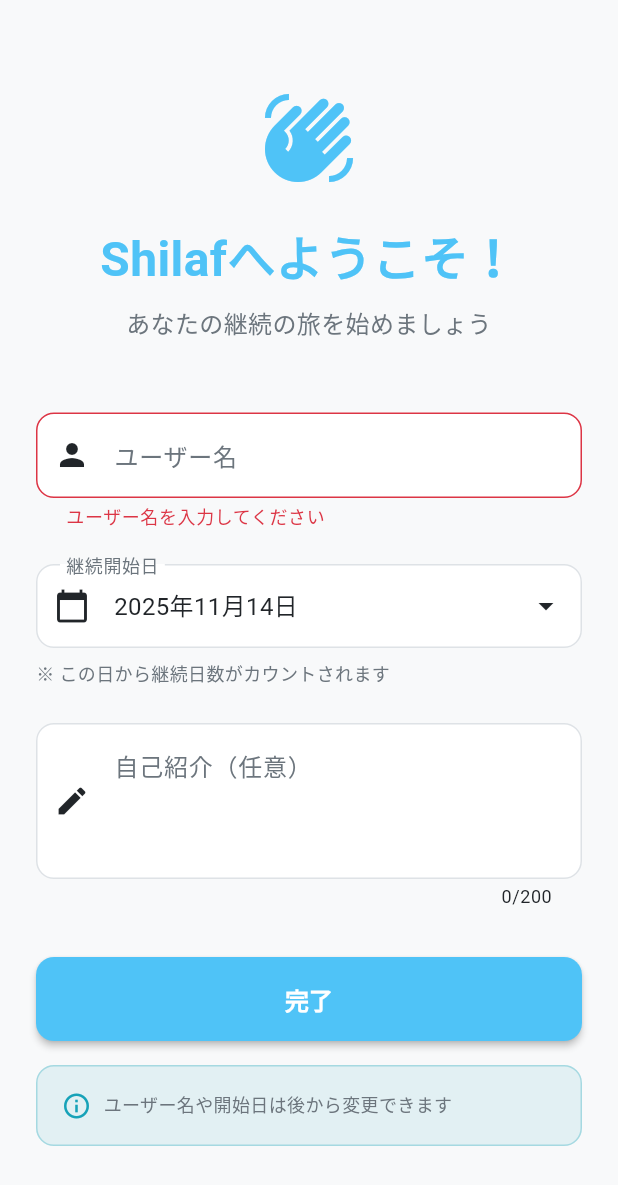
After one commit to miz8462/shilaf, a Flutter app: the OnboardingPage screen opened by its route, after a tap on "完了", on a phone screen of 412 x 824 dp. The commit adds this screen. Shown: the top 1185 px of the screen. Run offline on Flutter 3.47's test engine with Material 3 defaults, Android fonts, the light colour scheme and no system bars; our stand-ins replace flutter_dotenv, flutter_riverpod, go_router, google_sign_in, supabase_flutter; accounts and stored records are empty.

Commit message:
feat(onboarding): 初期設定画面を追加 fix(router): 初期設定画面のルーティングを追加

```diff
--- a/lib/core/router/app_router.dart
+++ b/lib/core/router/app_router.dart
@@ -1,14 +1,15 @@
 import 'package:flutter/material.dart';
+import 'package:flutter_riverpod/flutter_riverpod.dart';
 import 'package:go_router/go_router.dart';
-import 'package:flutter_riverpod/flutter_riverpod.dart';
-
 // 画面のインポート
-import '../../features/auth/presentation/pages/login_page.dart';
-import '../../features/auth/presentation/pages/signup_page.dart';
-import '../../features/home/presentation/pages/home_page.dart';
-
+import 'package:shilaf/features/auth/presentation/pages/login_page.dart';
+import 'package:shilaf/features/auth/presentation/pages/signup_page.dart';
 // 認証プロバイダーのインポート
-import '../../features/auth/providers/auth_provider.dart';
+import 'package:shilaf/features/auth/providers/auth_provider.dart';
+import 'package:shilaf/features/home/presentation/pages/home_page.dart';
+import 'package:shilaf/features/profile/presentation/pages/onboarding_page.dart';
+// ユーザープロバイダーのインポート（追加）
+import 'package:shilaf/features/profile/providers/user_provider.dart';
 
 /// ルーターのプロバイダー
 /// アプリ全体のルーティングを管理する
@@ -23,27 +24,40 @@
     // デバッグモード（開発中はtrueにすると遷移ログが見れる）
     debugLogDiagnostics: true,
 
-    // リダイレクト処理（認証チェック）
+    // リダイレクト処理（認証チェック + 初期設定チェック）
     // 画面遷移のたびに呼ばれる
-    redirect: (BuildContext context, GoRouterState state) {
+    redirect: (BuildContext context, GoRouterState state) async {
       // 認証状態を取得
       final isAuthenticated = authState.asData?.value.session != null;
+
+      // 初期設定完了状態を取得
+      final hasCompletedOnboarding = isAuthenticated
+          ? await ref.read(hasCompletedOnboardingProvider.future)
+          : false;
 
       // 現在アクセスしようとしているパス
       final isGoingToLogin = state.matchedLocation == '/login';
       final isGoingToSignup = state.matchedLocation == '/signup';
+      final isGoingToOnboarding = state.matchedLocation == '/onboarding';
 
-      // 【ケース1】未認証なのに認証が必要な画面にアクセスしようとした場合
+      // 【優先順位1】未認証なのに認証が必要な画面にアクセスしようとした場合
       if (!isAuthenticated && !isGoingToLogin && !isGoingToSignup) {
         return '/login'; // ログイン画面にリダイレクト
       }
 
-      // 【ケース2】認証済みなのにログイン画面にアクセスしようとした場合
-      if (isAuthenticated && (isGoingToLogin || isGoingToSignup)) {
+      // 【優先順位2】認証済みだが初期設定未完了
+      if (isAuthenticated && !hasCompletedOnboarding && !isGoingToOnboarding) {
+        return '/onboarding'; // 初期設定画面にリダイレクト
+      }
+
+      // 【優先順位3】認証済み & 初期設定完了なのにログイン画面にアクセス
+      if (isAuthenticated &&
+          hasCompletedOnboarding &&
+          (isGoingToLogin || isGoingToSignup || isGoingToOnboarding)) {
         return '/home'; // ホーム画面にリダイレクト
       }
 
-      // 【ケース3】問題なし（リダイレクト不要）
+      // 【優先順位4】問題なし（リダイレクト不要）
       return null;
     },
 
@@ -76,6 +90,16 @@
       // ========================
       // 認証後の画面（認証必須）
       // ========================
+
+      /// 初期設定画面
+      /// パス: /onboarding
+      GoRoute(
+        path: '/onboarding',
+        name: 'onboarding',
+        builder: (BuildContext context, GoRouterState state) {
+          return const OnboardingPage();
+        },
+      ),
 
       /// ホーム画面
       /// パス: /home
--- /dev/null
+++ b/lib/features/profile/presentation/pages/onboarding_page.dart
@@ -0,0 +1,276 @@
+import 'package:flutter/material.dart';
+import 'package:flutter_riverpod/flutter_riverpod.dart';
+import 'package:shilaf/core/constants/app_color.dart';
+import 'package:shilaf/features/profile/providers/user_provider.dart';
+import 'package:shilaf/features/streaks/providers/streak_provider.dart';
+
+class OnboardingPage extends ConsumerStatefulWidget {
+  const OnboardingPage({super.key});
+
+  @override
+  ConsumerState<OnboardingPage> createState() => _OnboardingPageState();
+}
+
+class _OnboardingPageState extends ConsumerState<OnboardingPage> {
+  final _formKey = GlobalKey<FormState>();
+  final _usernameController = TextEditingController();
+  final _bioController = TextEditingController();
+
+  DateTime _selectedDate = DateTime.now();
+  bool _isLoading = false;
+
+  @override
+  void dispose() {
+    _usernameController.dispose();
+    _bioController.dispose();
+    super.dispose();
+  }
+
+  /// 日付選択ダイアログを表示
+  Future<void> _selectDate(BuildContext context) async {
+    final DateTime? picked = await showDatePicker(
+      context: context,
+      initialDate: _selectedDate,
+      firstDate: DateTime(2000), // 2000年から
+      lastDate: DateTime.now(), // 今日まで
+      locale: const Locale('ja', 'JP'),
+      helpText: '継続開始日を選択',
+      cancelText: 'キャンセル',
+      confirmText: '決定',
+    );
+
+    if (picked != null && picked != _selectedDate) {
+      setState(() {
+        _selectedDate = picked;
+      });
+    }
+  }
+
+  /// 初期設定を完了（データ保存）
+  Future<void> _completeOnboarding() async {
+    if (!_formKey.currentState!.validate()) {
+      return;
+    }
+
+    setState(() {
+      _isLoading = true;
+    });
+
+    try {
+      // 1. ユーザーデータを作成
+      await ref.read(userNotifierProvider.notifier).createUser(
+            username: _usernameController.text.trim(),
+            bio: _bioController.text.trim().isEmpty
+                ? null
+                : _bioController.text.trim(),
+          );
+
+      // エラーチェック
+      final userState = ref.read(userNotifierProvider);
+      if (userState.hasError) {
+        throw userState.error!;
+      }
+
+      // 2. 継続記録を作成
+      await ref.read(streakNotifierProvider.notifier).createInitialStreak(
+            sobrietyStartDate: _selectedDate,
+          );
+
+      // エラーチェック
+      final streakState = ref.read(streakNotifierProvider);
+      if (streakState.hasError) {
+        throw streakState.error!;
+      }
+
+      // 成功メッセージ
+      if (mounted) {
+        ScaffoldMessenger.of(context).showSnackBar(
+          const SnackBar(
+            content: Text('初期設定が完了しました！'),
+            backgroundColor: AppColors.success,
+          ),
+        );
+      }
+
+      // ルーティングが自動的に /home にリダイレクトする
+      // （hasCompletedOnboardingProviderが true になるため）
+    } catch (error) {
+      // エラー表示
+      if (mounted) {
+        ScaffoldMessenger.of(context).showSnackBar(
+          SnackBar(
+            content: Text('エラー: $error'),
+            backgroundColor: AppColors.error,
+          ),
+        );
+      }
+    } finally {
+      if (mounted) {
+        setState(() {
+          _isLoading = false;
+        });
+      }
+    }
+  }
+
+  @override
+  Widget build(BuildContext context) {
+    return Scaffold(
+      body: SafeArea(
+        child: Center(
+          child: SingleChildScrollView(
+            padding: const EdgeInsets.all(24.0),
+            child: Form(
+              key: _formKey,
+              child: Column(
+                mainAxisAlignment: MainAxisAlignment.center,
+                crossAxisAlignment: CrossAxisAlignment.stretch,
+                children: [
+                  // ウェルカムメッセージ
+                  const Icon(
+                    Icons.waving_hand,
+                    size: 64,
+                    color: AppColors.primary,
+                  ),
+                  const SizedBox(height: 24),
+                  const Text(
+                    'Shilafへようこそ！',
+                    style: TextStyle(
+                      fontSize: 32,
+                      fontWeight: FontWeight.bold,
+                      color: AppColors.primary,
+                    ),
+                    textAlign: TextAlign.center,
+                  ),
+                  const SizedBox(height: 8),
+                  const Text(
+                    'あなたの継続の旅を始めましょう',
+                    style: TextStyle(
+                      fontSize: 16,
+                      color: AppColors.textSecondary,
+                    ),
+                    textAlign: TextAlign.center,
+                  ),
+                  const SizedBox(height: 48),
+
+                  // ユーザー名入力
+                  TextFormField(
+                    controller: _usernameController,
+                    decoration: const InputDecoration(
+                      labelText: 'ユーザー名',
+                      hintText: '例: Taro',
+                      prefixIcon: Icon(Icons.person),
+                    ),
+                    validator: (value) {
+                      if (value == null || value.trim().isEmpty) {
+                        return 'ユーザー名を入力してください';
+                      }
+                      if (value.trim().length < 2) {
+                        return 'ユーザー名は2文字以上で入力してください';
+                      }
+                      if (value.trim().length > 20) {
+                        return 'ユーザー名は20文字以内で入力してください';
+                      }
+                      return null;
+                    },
+                  ),
+                  const SizedBox(height: 24),
+
+                  // 継続開始日選択
+                  InkWell(
+                    onTap: () => _selectDate(context),
+                    child: InputDecorator(
+                      decoration: const InputDecoration(
+                        labelText: '継続開始日',
+                        prefixIcon: Icon(Icons.calendar_today),
+                        suffixIcon: Icon(Icons.arrow_drop_down),
+                      ),
+                      child: Text(
+                        '${_selectedDate.year}年${_selectedDate.month}月${_selectedDate.day}日',
+                        style: const TextStyle(fontSize: 16),
+                      ),
+                    ),
+                  ),
+                  const SizedBox(height: 8),
+                  const Text(
+                    '※ この日から継続日数がカウントされます',
+                    style: TextStyle(
+                      fontSize: 12,
+                      color: AppColors.textSecondary,
+                    ),
+                  ),
+                  const SizedBox(height: 24),
+
+                  // 自己紹介（任意）
+                  TextFormField(
+                    controller: _bioController,
+                    decoration: const InputDecoration(
+                      labelText: '自己紹介（任意）',
+                      hintText: '例: 健康的な生活を目指しています',
+                      prefixIcon: Icon(Icons.edit),
+                      alignLabelWithHint: true,
+                    ),
+                    maxLines: 3,
+                    maxLength: 200,
+                  ),
+                  const SizedBox(height: 32),
+
+                  // 完了ボタン
+                  ElevatedButton(
+                    onPressed: _isLoading ? null : _completeOnboarding,
+                    child: _isLoading
+                        ? const SizedBox(
+                            height: 20,
+                            width: 20,
+                            child: CircularProgressIndicator(
+                              strokeWidth: 2,
+                              color: Colors.white,
+                            ),
+                          )
+                        : const Text(
+                            '完了',
+                            style: TextStyle(fontSize: 16),
+                          ),
+                  ),
+                  const SizedBox(height: 16),
+
+                  // 注意事項
+                  Container(
+                    padding: const EdgeInsets.all(16),
+                    decoration: BoxDecoration(
+                      color: AppColors.info.withValues(alpha: 0.1),
+                      borderRadius: BorderRadius.circular(12),
+                      border: Border.all(
+                        color: AppColors.info.withValues(alpha: 0.3),
+                      ),
+                    ),
+                    child: const Row(
+                      crossAxisAlignment: CrossAxisAlignment.start,
+                      children: [
+                        Icon(
+                          Icons.info_outline,
+                          color: AppColors.info,
+                          size: 20,
+                        ),
+                        SizedBox(width: 8),
+                        Expanded(
+                          child: Text(
+                            'ユーザー名や開始日は後から変更できます',
+                            style: TextStyle(
+                              fontSize: 12,
+                              color: AppColors.textSecondary,
+                            ),
+                          ),
+                        ),
+                      ],
+                    ),
+                  ),
+                ],
+              ),
+            ),
+          ),
+        ),
+      ),
+    );
+  }
+}
```
